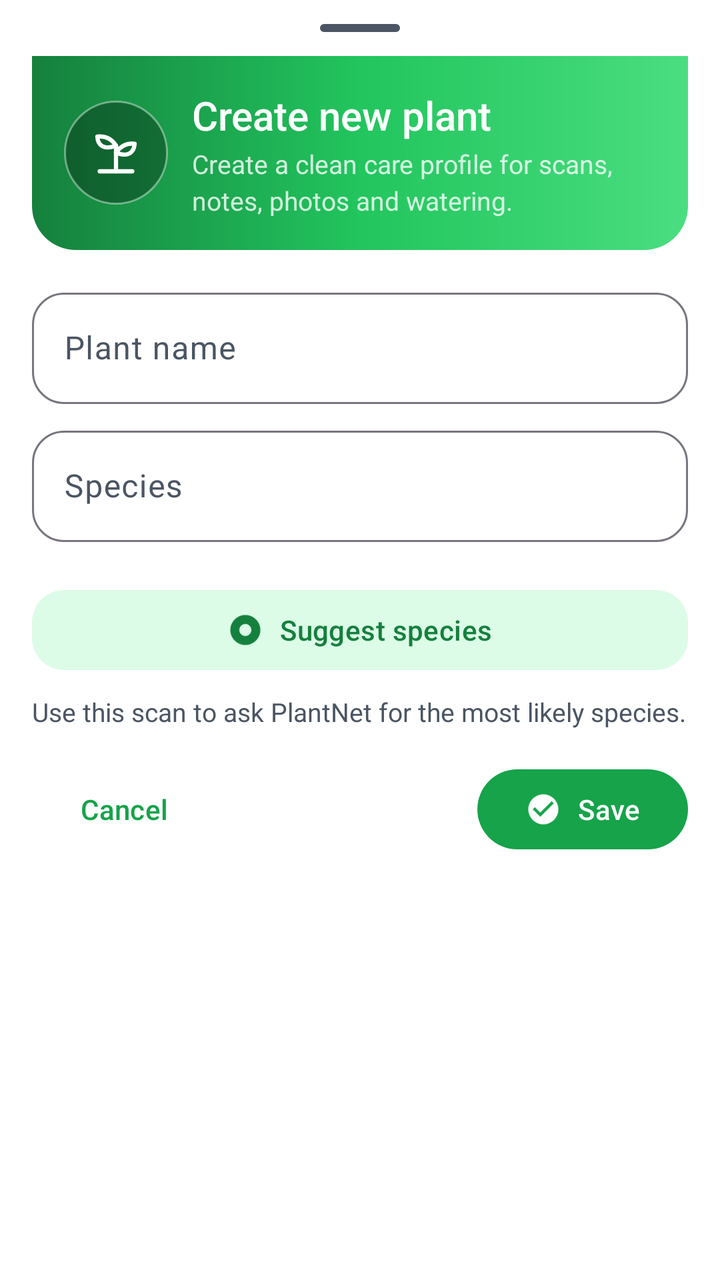
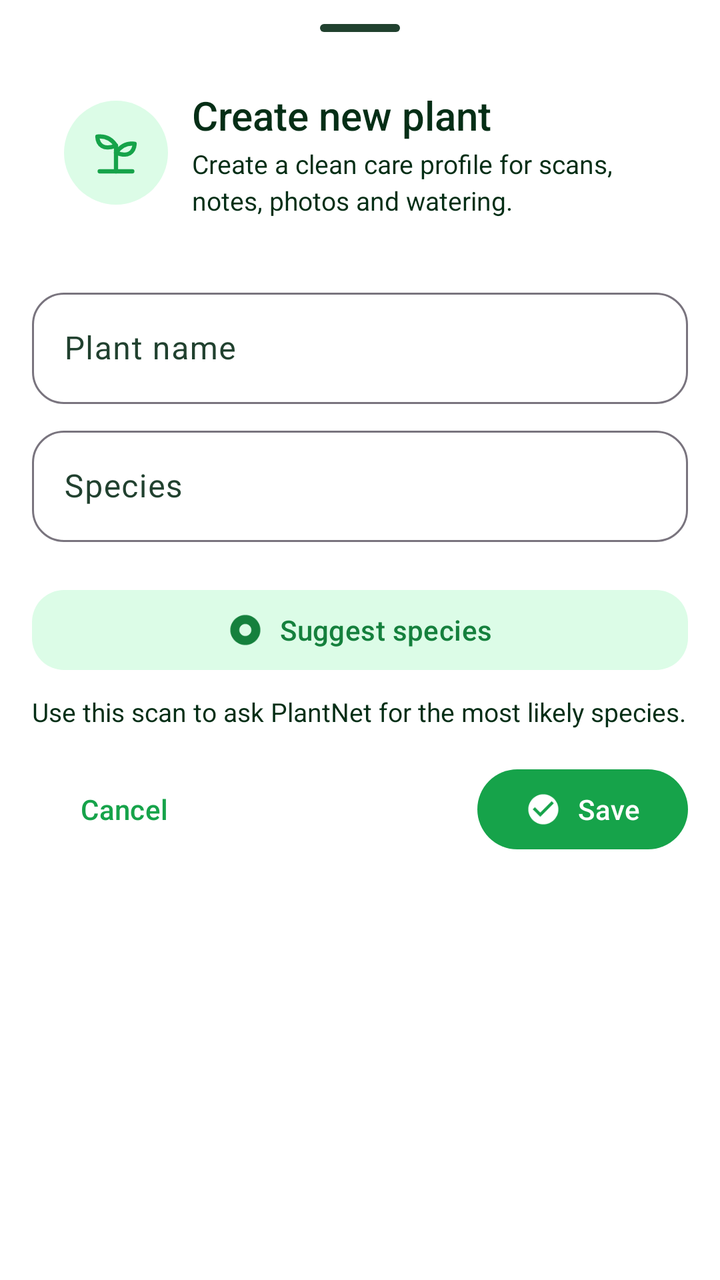

An Android layout rendered at two revisions. The XML below is the earlier revision; the diff shows what the commit changed to produce the second picture.
<!-- AndroidManifest.xml: application theme Theme.PlantDiseases -->
<!-- res/layout/sheet_create_plant.xml -->
<?xml version="1.0" encoding="utf-8"?>
<androidx.core.widget.NestedScrollView
    xmlns:android="http://schemas.android.com/apk/res/android"
    xmlns:app="http://schemas.android.com/apk/res-auto"
    android:layout_width="match_parent"
    android:layout_height="wrap_content"
    android:background="?android:colorBackground"
    android:fillViewport="true">

    <LinearLayout
        android:layout_width="match_parent"
        android:layout_height="wrap_content"
        android:orientation="vertical">

        
        <View
            android:layout_width="40dp"
            android:layout_height="4dp"
            android:layout_gravity="center_horizontal"
            android:layout_marginTop="@dimen/space_md"
            android:layout_marginBottom="@dimen/space_md"
            android:background="@drawable/bg_handle" />

        
        <LinearLayout
            android:layout_width="match_parent"
            android:layout_height="wrap_content"
            android:orientation="horizontal"
            android:gravity="center_vertical"
            android:padding="@dimen/space_lg"
            android:layout_marginHorizontal="@dimen/space_lg"
            android:background="@drawable/bg_garden_hero">

            <FrameLayout
                android:layout_width="52dp"
                android:layout_height="52dp"
                android:background="@drawable/bg_circle_semi">

                <ImageView
                    android:layout_width="28dp"
                    android:layout_height="28dp"
                    android:layout_gravity="center"
                    android:contentDescription="@null"
                    android:src="@drawable/ic_garden"
                    app:tint="@color/on_hero" />

            </FrameLayout>

            <LinearLayout
                android:layout_width="0dp"
                android:layout_height="wrap_content"
                android:layout_weight="1"
                android:layout_marginStart="@dimen/space_md"
                android:orientation="vertical">

                <TextView
                    android:layout_width="wrap_content"
                    android:layout_height="wrap_content"
                    android:text="@string/create_new_plant"
                    android:textSize="20sp"
                    android:textColor="@color/on_hero"
                    android:fontFamily="sans-serif-medium" />

                <TextView
                    android:layout_width="match_parent"
                    android:layout_height="wrap_content"
                    android:layout_marginTop="@dimen/space_xxs"
                    android:text="@string/plant_dialog_add_subtitle"
                    android:textSize="13sp"
                    android:textColor="@color/on_hero_secondary"
                    android:lineSpacingExtra="3dp" />

            </LinearLayout>

        </LinearLayout>

        
        <LinearLayout
            android:layout_width="match_parent"
            android:layout_height="wrap_content"
            android:orientation="vertical"
            android:paddingHorizontal="@dimen/space_lg"
            android:paddingTop="@dimen/space_lg">

            <com.google.android.material.textfield.TextInputLayout
                android:id="@+id/til_name"
                style="@style/Widget.Material3.TextInputLayout.OutlinedBox"
                android:layout_width="match_parent"
                android:layout_height="wrap_content"
                android:hint="@string/plant_name"
                app:boxCornerRadiusTopStart="@dimen/radius_md"
                app:boxCornerRadiusTopEnd="@dimen/radius_md"
                app:boxCornerRadiusBottomStart="@dimen/radius_md"
                app:boxCornerRadiusBottomEnd="@dimen/radius_md">

                <com.google.android.material.textfield.TextInputEditText
                    android:id="@+id/et_name"
                    android:layout_width="match_parent"
                    android:layout_height="wrap_content"
                    android:inputType="textCapWords"
                    android:singleLine="true"
                    android:maxLength="60" />

            </com.google.android.material.textfield.TextInputLayout>

            <com.google.android.material.textfield.TextInputLayout
                android:id="@+id/til_species"
                style="@style/Widget.Material3.TextInputLayout.OutlinedBox"
                android:layout_width="match_parent"
                android:layout_height="wrap_content"
                android:layout_marginTop="@dimen/space_sm"
                android:hint="@string/plant_species"
                app:boxCornerRadiusTopStart="@dimen/radius_md"
                app:boxCornerRadiusTopEnd="@dimen/radius_md"
                app:boxCornerRadiusBottomStart="@dimen/radius_md"
                app:boxCornerRadiusBottomEnd="@dimen/radius_md">

                <com.google.android.material.textfield.TextInputEditText
                    android:id="@+id/et_species"
                    android:layout_width="match_parent"
                    android:layout_height="wrap_content"
                    android:inputType="text"
                    android:singleLine="true"
                    android:maxLength="120" />

            </com.google.android.material.textfield.TextInputLayout>

            
            <LinearLayout
                android:id="@+id/room_picker_container"
                android:layout_width="match_parent"
                android:layout_height="wrap_content"
                android:layout_marginTop="@dimen/space_sm"
                android:orientation="vertical" />

            
            <com.google.android.material.button.MaterialButton
                android:id="@+id/btn_identify"
                style="@style/Widget.Material3.Button.TonalButton"
                android:layout_width="match_parent"
                android:layout_height="wrap_content"
                android:layout_marginTop="@dimen/space_md"
                android:minHeight="48dp"
                android:text="@string/species_suggest_button"
                app:icon="@drawable/ic_scan"
                app:iconGravity="textStart"
                app:cornerRadius="@dimen/radius_md" />

            <TextView
                android:id="@+id/tv_suggest_status"
                android:layout_width="match_parent"
                android:layout_height="wrap_content"
                android:layout_marginTop="@dimen/space_sm"
                android:text="@string/species_suggest_hint"
                android:textSize="@dimen/text_body_sm"
                android:textColor="@color/on_surface_secondary" />

            <LinearLayout
                android:id="@+id/candidate_chips"
                android:layout_width="match_parent"
                android:layout_height="wrap_content"
                android:layout_marginTop="@dimen/space_sm"
                android:orientation="vertical"
                android:visibility="gone" />

        </LinearLayout>

        
        <LinearLayout
            android:layout_width="match_parent"
            android:layout_height="wrap_content"
            android:orientation="horizontal"
            android:gravity="center_vertical"
            android:paddingHorizontal="@dimen/space_lg"
            android:paddingTop="@dimen/space_lg"
            android:paddingBottom="@dimen/space_2xl">

            <com.google.android.material.button.MaterialButton
                android:id="@+id/btn_cancel"
                style="@style/Widget.Material3.Button.TextButton"
                android:layout_width="wrap_content"
                android:layout_height="wrap_content"
                android:text="@string/cancel" />

            <Space
                android:layout_width="0dp"
                android:layout_height="wrap_content"
                android:layout_weight="1" />

            <com.google.android.material.button.MaterialButton
                android:id="@+id/btn_save"
                style="@style/Widget.Material3.Button"
                android:layout_width="wrap_content"
                android:layout_height="wrap_content"
                android:text="@string/save"
                app:icon="@drawable/ic_healthy"
                app:iconGravity="textStart" />

        </LinearLayout>

    </LinearLayout>

</androidx.core.widget.NestedScrollView>
<!-- resources referenced by this layout -->
<resources>
  <color name="on_hero">#FFFFFF</color>
  <color name="on_hero_secondary">#CCFFFFFF</color>
  <color name="on_surface_secondary">#4B5563</color>
  <dimen name="radius_md">16dp</dimen>
  <dimen name="space_2xl">24dp</dimen>
  <dimen name="space_lg">16dp</dimen>
  <dimen name="space_md">12dp</dimen>
  <dimen name="space_sm">8dp</dimen>
  <dimen name="space_xxs">2dp</dimen>
  <!-- drawable bg_circle_semi (drawable) -->
  <?xml version="1.0" encoding="utf-8"?>
  <shape xmlns:android="http://schemas.android.com/apk/res/android" android:shape="oval">
      <solid android:color="@color/glass_dark_scrim_strong" />
      <stroke
          android:width="@dimen/glass_stroke_width"
          android:color="@color/glass_stroke_strong" />
  </shape>
  <!-- drawable bg_garden_hero (drawable) -->
  <?xml version="1.0" encoding="utf-8"?>
  <shape xmlns:android="http://schemas.android.com/apk/res/android"
      android:shape="rectangle">
      <gradient
          android:type="linear"
          android:angle="0"
          android:startColor="@color/hero_gradient_start"
          android:centerColor="@color/hero_gradient_mid"
          android:endColor="@color/hero_gradient_end" />
      <corners
          android:topLeftRadius="0dp"
          android:topRightRadius="0dp"
          android:bottomLeftRadius="@dimen/radius_lg"
          android:bottomRightRadius="@dimen/radius_lg" />
  </shape>
  <string name="save">Save</string>
  <style name="Theme.PlantDiseases" parent="Theme.Material3.DayNight.NoActionBar">
          <item name="colorPrimary">@color/primary</item>
          <item name="colorPrimaryDark">@color/primary_dark</item>
          <item name="colorOnPrimary">@color/on_primary</item>
          <item name="colorPrimaryContainer">@color/primary_light</item>
          <item name="colorOnPrimaryContainer">@color/primary_dark</item>
          <item name="colorSecondary">@color/secondary</item>
          <item name="colorOnSecondary">@color/on_secondary</item>
          <item name="colorSecondaryContainer">@color/primary_light</item>
          <item name="colorOnSecondaryContainer">@color/primary_dark</item>
          <item name="android:colorBackground">@color/background</item>
          
          <item name="android:windowBackground">@color/background</item>
          
          <item name="android:windowAnimationStyle">@style/App.Animation.Navigation</item>
          <item name="colorSurface">@color/surface</item>
          <item name="colorSurfaceVariant">@color/surface_variant</item>
          <item name="colorOnSurface">@color/on_surface</item>
          <item name="colorOnSurfaceVariant">@color/on_surface_secondary</item>
          
          <item name="colorSurfaceContainerLow">@color/surface_container_low</item>
          <item name="colorSurfaceContainer">@color/surface_container</item>
          <item name="colorSurfaceContainerHigh">@color/surface_container_high</item>
          <item name="colorSurfaceContainerHighest">@color/surface_container_highest</item>
          <item name="colorSurfaceContainerLowest">@color/surface_container_lowest</item>
          
          <item name="android:statusBarColor">@android:color/transparent</item>
          <item name="android:windowLightStatusBar">false</item>
          <item name="android:navigationBarColor">@color/background</item>
  
          
          <item name="appBarLayoutStyle">@style/Widget.Material3.AppBarLayout</item>
  
          
          <item name="materialButtonStyle">@style/App.Button.Filled</item>
          <item name="floatingActionButtonStyle">@style/App.FAB</item>
          <item name="extendedFloatingActionButtonStyle">@style/App.FAB.Extended</item>
      </style>
  <color name="glass_dark_scrim_strong">#4D000000</color>
  <dimen name="glass_stroke_width">1dp</dimen>
  <color name="glass_stroke_strong">#66FFFFFF</color>
  <color name="hero_gradient_start">#15803D</color>
  <color name="hero_gradient_mid">#22C55E</color>
  <color name="hero_gradient_end">#4ADE80</color>
  <dimen name="radius_lg">22dp</dimen>
  <dimen name="text_body">14sp</dimen>
  <!-- unchanged entries left out for length: 32 -->
</resources>

<!-- the commit's change to res/layout/sheet_create_plant.xml (unified diff, before → after) -->
@@ -28,13 +28,12 @@
             android:orientation="horizontal"
             android:gravity="center_vertical"
             android:padding="@dimen/space_lg"
-            android:layout_marginHorizontal="@dimen/space_lg"
-            android:background="@drawable/bg_garden_hero">
+            android:layout_marginHorizontal="@dimen/space_lg">
 
             <FrameLayout
                 android:layout_width="52dp"
                 android:layout_height="52dp"
-                android:background="@drawable/bg_circle_semi">
+                android:background="@drawable/bg_icon_circle">
 
                 <ImageView
                     android:layout_width="28dp"
@@ -42,7 +41,7 @@
                     android:layout_gravity="center"
                     android:contentDescription="@null"
                     android:src="@drawable/ic_garden"
-                    app:tint="@color/on_hero" />
+                    app:tint="@color/primary" />
 
             </FrameLayout>
 
@@ -58,7 +57,7 @@
                     android:layout_height="wrap_content"
                     android:text="@string/create_new_plant"
                     android:textSize="20sp"
-                    android:textColor="@color/on_hero"
+                    android:textColor="@color/on_surface"
                     android:fontFamily="sans-serif-medium" />
 
                 <TextView
@@ -67,7 +66,7 @@
                     android:layout_marginTop="@dimen/space_xxs"
                     android:text="@string/plant_dialog_add_subtitle"
                     android:textSize="13sp"
-                    android:textColor="@color/on_hero_secondary"
+                    android:textColor="@color/on_surface"
                     android:lineSpacingExtra="3dp" />
 
             </LinearLayout>
@@ -153,7 +152,7 @@
                 android:layout_marginTop="@dimen/space_sm"
                 android:text="@string/species_suggest_hint"
                 android:textSize="@dimen/text_body_sm"
-                android:textColor="@color/on_surface_secondary" />
+                android:textColor="@color/on_surface" />
 
             <LinearLayout
                 android:id="@+id/candidate_chips"
<!-- resource entries referenced after the edit -->
@@ -1,37 +1,17 @@
 <!-- resources referenced by this layout -->
 <resources>
-  <color name="on_hero">#FFFFFF</color>
-  <color name="on_hero_secondary">#CCFFFFFF</color>
-  <color name="on_surface_secondary">#4B5563</color>
+  <color name="on_surface_secondary">#21412F</color>
+  <color name="icon_bg">#DCFCE7</color>
   <dimen name="radius_md">16dp</dimen>
   <dimen name="space_2xl">24dp</dimen>
   <dimen name="space_lg">16dp</dimen>
   <dimen name="space_md">12dp</dimen>
   <dimen name="space_sm">8dp</dimen>
   <dimen name="space_xxs">2dp</dimen>
-  <!-- drawable bg_circle_semi (drawable) -->
+  <!-- drawable bg_icon_circle (drawable) -->
   <?xml version="1.0" encoding="utf-8"?>
   <shape xmlns:android="http://schemas.android.com/apk/res/android" android:shape="oval">
-      <solid android:color="@color/glass_dark_scrim_strong" />
-      <stroke
-          android:width="@dimen/glass_stroke_width"
-          android:color="@color/glass_stroke_strong" />
-  </shape>
-  <!-- drawable bg_garden_hero (drawable) -->
-  <?xml version="1.0" encoding="utf-8"?>
-  <shape xmlns:android="http://schemas.android.com/apk/res/android"
-      android:shape="rectangle">
-      <gradient
-          android:type="linear"
-          android:angle="0"
-          android:startColor="@color/hero_gradient_start"
-          android:centerColor="@color/hero_gradient_mid"
-          android:endColor="@color/hero_gradient_end" />
-      <corners
-          android:topLeftRadius="0dp"
-          android:topRightRadius="0dp"
-          android:bottomLeftRadius="@dimen/radius_lg"
-          android:bottomRightRadius="@dimen/radius_lg" />
+      <solid android:color="@color/icon_bg" />
   </shape>
   <string name="save">Save</string>
   <style name="Theme.PlantDiseases" parent="Theme.Material3.DayNight.NoActionBar">
@@ -54,6 +34,8 @@
           <item name="colorOnSurface">@color/on_surface</item>
           <item name="colorOnSurfaceVariant">@color/on_surface_secondary</item>
           
+          <item name="android:textColorSecondary">@color/on_surface_secondary</item>
+          
           <item name="colorSurfaceContainerLow">@color/surface_container_low</item>
           <item name="colorSurfaceContainer">@color/surface_container</item>
           <item name="colorSurfaceContainerHigh">@color/surface_container_high</item>
@@ -61,8 +43,10 @@
           <item name="colorSurfaceContainerLowest">@color/surface_container_lowest</item>
           
           <item name="android:statusBarColor">@android:color/transparent</item>
-          <item name="android:windowLightStatusBar">false</item>
+          
+          <item name="android:windowLightStatusBar">true</item>
           <item name="android:navigationBarColor">@color/background</item>
+          <item name="android:windowLightNavigationBar">true</item>
   
           
           <item name="appBarLayoutStyle">@style/Widget.Material3.AppBarLayout</item>
@@ -72,13 +56,6 @@
           <item name="floatingActionButtonStyle">@style/App.FAB</item>
           <item name="extendedFloatingActionButtonStyle">@style/App.FAB.Extended</item>
       </style>
-  <color name="glass_dark_scrim_strong">#4D000000</color>
-  <dimen name="glass_stroke_width">1dp</dimen>
-  <color name="glass_stroke_strong">#66FFFFFF</color>
-  <color name="hero_gradient_start">#15803D</color>
-  <color name="hero_gradient_mid">#22C55E</color>
-  <color name="hero_gradient_end">#4ADE80</color>
-  <dimen name="radius_lg">22dp</dimen>
   <dimen name="text_body">14sp</dimen>
   <!-- unchanged entries left out for length: 32 -->
 </resources>
